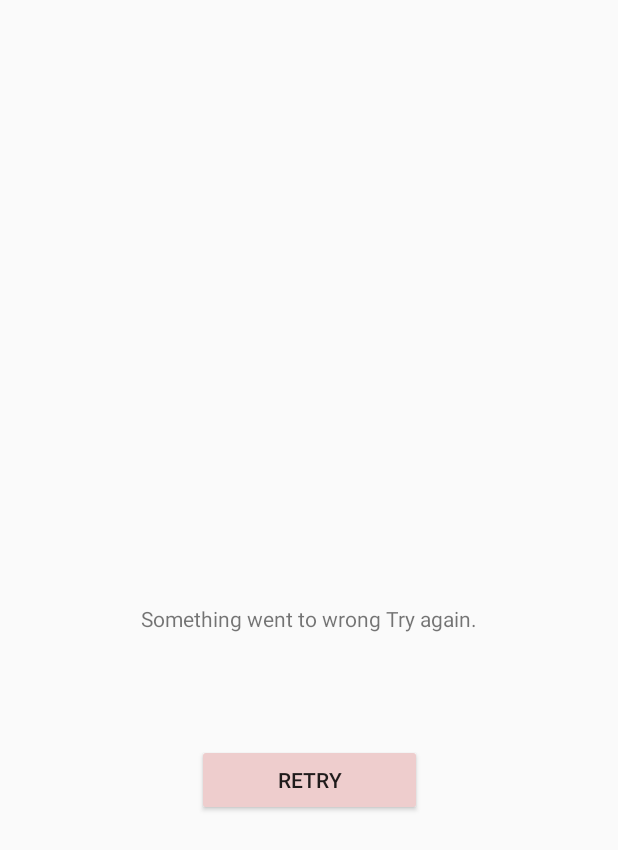
After one commit to chandreshandroid/Android-MVVM-Clean-Architecture-Kotlin-Retrofit-LiveData, an Android app: the layout error_view.xml on its own in the app's theme, with its tools: preview values and no code run, on a phone screen of 412 x 824 dp. The commit adds this screen. Shown: the top 850 px of the screen. Run offline under Robolectric (Android 15) with nearby library versions, the phone set to English and light mode, and no system bars.

```diff
--- a/app/src/main/java/com/example/mvvm_kotlin_retrofit_livedata/viewModel/CountryListViewModel.kt
+++ b/app/src/main/java/com/example/mvvm_kotlin_retrofit_livedata/viewModel/CountryListViewModel.kt
@@ -7,7 +7,11 @@ import com.example.mvvm_kotlin_retrofit_livedata.repository.CountryListApi
 
 class CountryListViewModel():ViewModel() {
 
+
+
+
     fun getCountryResponseLiveData(): LiveData<List<CountryList>> {
+
         return CountryListApi().getCountryList()
     }
 }
--- /dev/null
+++ b/app/src/main/res/layout/error_view.xml
@@ -0,0 +1,35 @@
+<?xml version="1.0" encoding="utf-8"?>
+<androidx.constraintlayout.widget.ConstraintLayout xmlns:android="http://schemas.android.com/apk/res/android"
+    xmlns:app="http://schemas.android.com/apk/res-auto"
+    xmlns:tools="http://schemas.android.com/tools"
+    android:layout_width="match_parent"
+    android:layout_height="match_parent">
+
+    <TextView
+        android:id="@+id/tvError"
+        android:layout_width="0dp"
+        android:layout_height="wrap_content"
+        android:gravity="center"
+        android:padding="8dp"
+        android:text="Something went to wrong Try again."
+
+        app:layout_constraintBottom_toBottomOf="parent"
+        app:layout_constraintEnd_toEndOf="parent"
+        app:layout_constraintHorizontal_bias="0.5"
+        app:layout_constraintStart_toStartOf="parent"
+        app:layout_constraintTop_toTopOf="parent" />
+
+    <Button
+        android:id="@+id/btnRetry"
+        android:layout_width="150dp"
+        android:layout_height="wrap_content"
+        android:backgroundTint="#EECDCD"
+        android:padding="8dp"
+        android:text="Retry"
+        app:layout_constraintBottom_toBottomOf="parent"
+        app:layout_constraintEnd_toEndOf="parent"
+        app:layout_constraintStart_toStartOf="parent"
+        app:layout_constraintTop_toBottomOf="@+id/tvError"
+        app:layout_constraintVertical_bias="0.19" />
+
+</androidx.constraintlayout.widget.ConstraintLayout>
--- a/app/src/main/res/layout/item_country.xml
+++ b/app/src/main/res/layout/item_country.xml
@@ -11,6 +11,8 @@
         android:layout_width="match_parent"
         android:layout_height="wrap_content"
         tools:text="TextView"
+        android:padding="10dp"
+        android:textColor="#000"
 
 
 
--- a/app/src/main/res/values/strings.xml
+++ b/app/src/main/res/values/strings.xml
@@ -1,3 +1,3 @@
 <resources>
-    <string name="app_name">Mvvm_Kotlin_Retrofit_LiveData</string>
+    <string name="app_name">Mvvm Kotlin Retrofit LiveData</string>
 </resources>
```
Also changed, not shown: app/src/main/java/com/example/mvvm_kotlin_retrofit_livedata/customView/MyRecycleView.kt (added, +103 -0 lines), app/src/main/java/com/example/mvvm_kotlin_retrofit_livedata/view/MainActivity.kt (+17 -0 lines), app/src/main/res/layout/activity_main.xml (+26 -3 lines).
